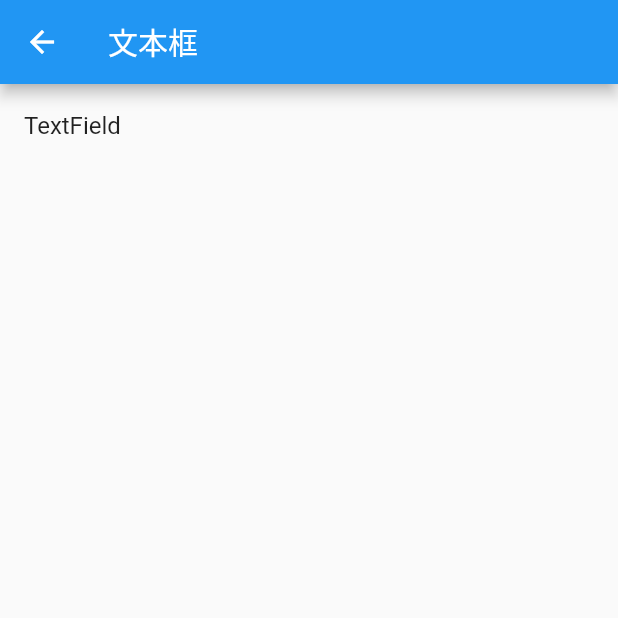
After one commit to koudle/The-Guide-to-the-Flutter, a Flutter app: the TextFieldPage screen opened by its route, on a phone screen of 412 x 824 dp, the top half of it. The commit adds this screen. Run offline on Flutter 3.47's test engine with Material 2 defaults, Android fonts, the phone set to English and light mode, and no system bars.

Commit message:
add TextField

```diff
--- a/flutter_widget_demo/lib/main.dart
+++ b/flutter_widget_demo/lib/main.dart
@@ -1,5 +1,6 @@
 import 'package:flutter/material.dart';
 import 'package:flutter_widget_demo/page/ImagePage.dart';
+import 'package:flutter_widget_demo/page/TextFieldPage.dart';
 import 'package:flutter_widget_demo/page/TextPage.dart';
 
 void main() => runApp(MyApp());
@@ -17,6 +18,7 @@ class MyApp extends StatelessWidget {
       routes: {
         '/Page0': (context) => TextPage(),
         '/Page1': (context) => ImagePage(),
+        '/Page2': (context) => TextFieldPage(),
       },
     );
   }
@@ -32,7 +34,7 @@ class MyHomePage extends StatefulWidget {
 }
 
 class _MyHomePageState extends State<MyHomePage> {
-  List<String> widgets = ['第28节 -- 文本框', '第29节 -- 图片和Icon'];
+  List<String> widgets = ['第28节 -- 文本框', '第29节 -- 图片和Icon','第30节 -- 输入框'];
 
   @override
   Widget build(BuildContext context) {
--- /dev/null
+++ b/flutter_widget_demo/lib/page/TextFieldPage.dart
@@ -0,0 +1,27 @@
+import 'package:flutter/material.dart';
+import 'package:flutter_widget_demo/textfield/TextFieldWidget.dart';
+
+class TextFieldPage extends StatelessWidget {
+  @override
+  Widget build(BuildContext context) {
+    // TODO: implement build
+    return Scaffold(
+      appBar: AppBar(
+        title: Text('文本框'),
+      ),
+      body: ListView(
+        children: <Widget>[
+          GestureDetector(
+            child: ListTile(
+              title: Text('TextField'),
+            ),
+            onTap: () {
+              Navigator.push(context,
+                  MaterialPageRoute(builder: (context) => TextFieldWidget()));
+            },
+          )
+        ],
+      ),
+    );
+  }
+}
--- /dev/null
+++ b/flutter_widget_demo/lib/textfield/TextFieldWidget.dart
@@ -0,0 +1,18 @@
+import 'package:flutter/material.dart';
+
+void main() => runApp(TextFieldWidget());
+
+class TextFieldWidget extends StatelessWidget {
+  @override
+  Widget build(BuildContext context) {
+    return MaterialApp(
+      title: "Flutter Demo",
+      theme: ThemeData(
+        primaryColor: Colors.blue,
+      ),
+      home: Scaffold(
+          appBar: AppBar(title: Text("Flutter UI基础Widget -- 文本")),
+          body: TextField()),
+    );
+  }
+}
```
Also changed, not shown: flutter_widget_demo/lib/image/IconWidget.dart (+23 -0 lines).
